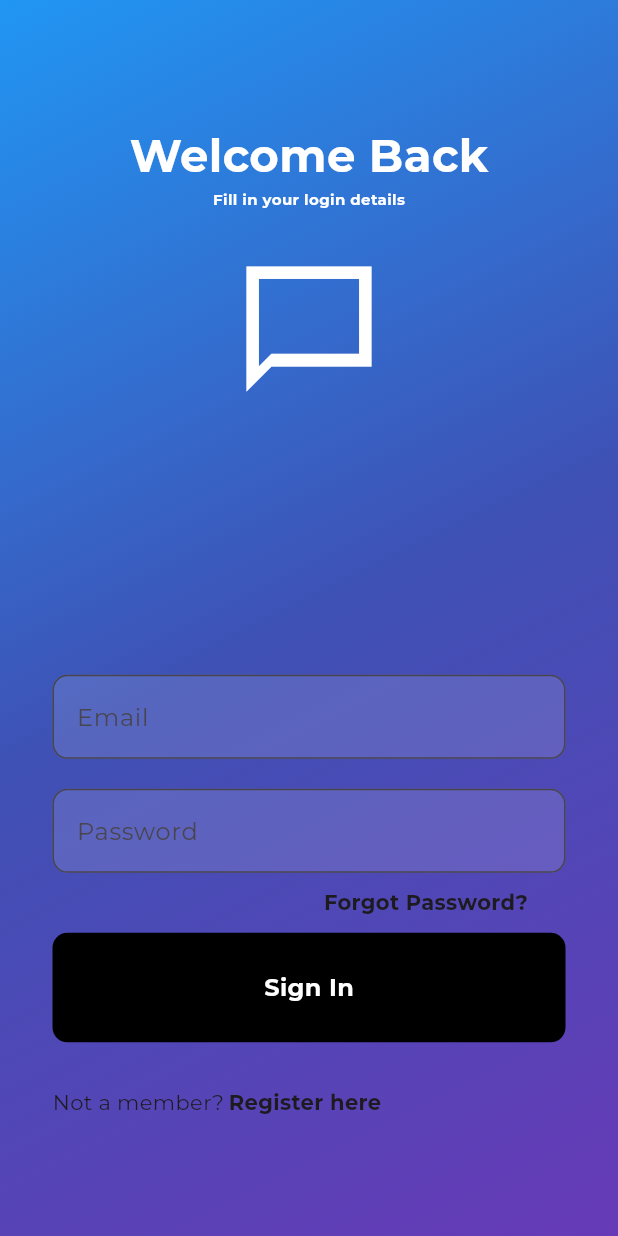
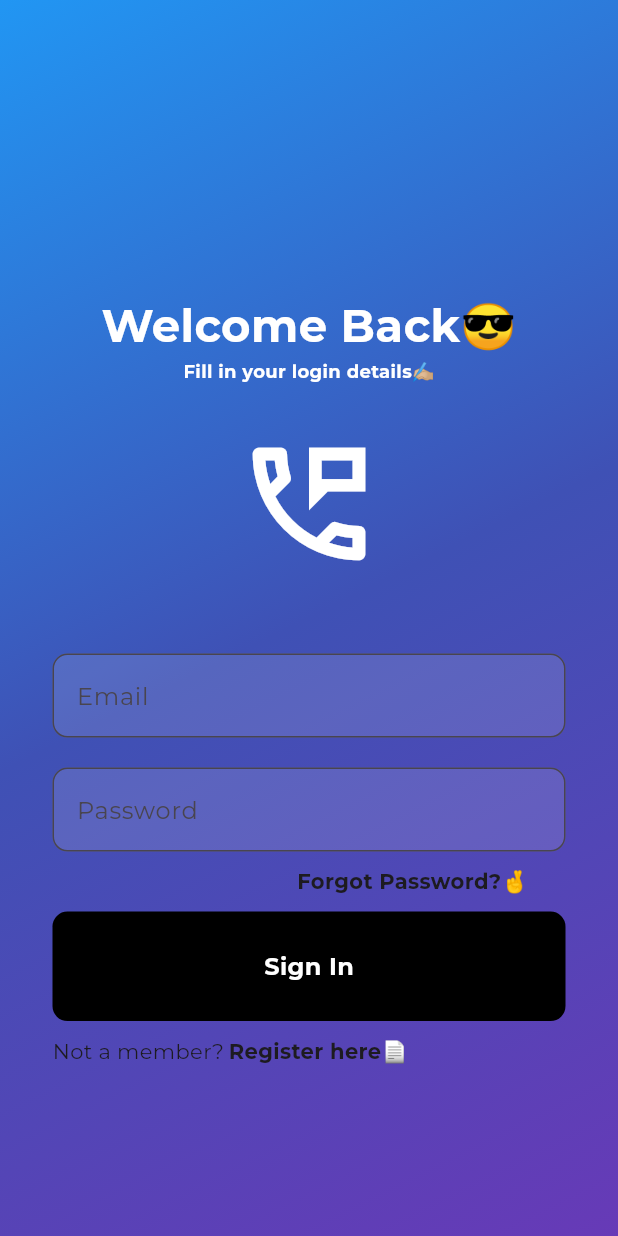
Before and after one commit to bhaviknetam/Chatter_myfirstapp, a Flutter app: the screen it shows after launch, on a phone screen of 412 x 824 dp. Run offline on Flutter 3.47's test engine with Material 3 defaults, Android fonts, the phone set to English and light mode, and no system bars; our stand-ins replace cloud_firestore, firebase_auth, firebase_core, google_fonts; accounts and stored records are empty.

Commit message:
Updated UI and automate

```diff
--- a/lib/ChatBubble.dart
+++ b/lib/ChatBubble.dart
@@ -19,6 +19,7 @@ class ChatBubble extends StatelessWidget {
           style: GoogleFonts.montserrat(
             fontSize: 16,
             color: Colors.white,
+            fontWeight: FontWeight.bold,
             decoration: TextDecoration.none,
           ),
         ));
--- a/lib/Forgot_pw.dart
+++ b/lib/Forgot_pw.dart
@@ -67,7 +67,7 @@ class _ForgotPasswordPageState extends State<ForgotPasswordPage> {
                 child: Column(
                   children: [
                     Text(
-                      'Reset Password',
+                      'Reset Password🤔',
                       style: GoogleFonts.montserrat(
                         fontSize: 30,
                         fontWeight: FontWeight.bold,
--- a/lib/autn_service.dart
+++ b/lib/autn_service.dart
@@ -20,13 +20,15 @@ class AuthService extends ChangeNotifier {
     }
   }
 
-  Future<UserCredential> signup(String email, String password) async {
+  Future<UserCredential> signup(
+      String email, String password, String username) async {
     try {
       UserCredential usercred = await firebaseauth
           .createUserWithEmailAndPassword(email: email, password: password);
       _firestore.collection('users').doc(usercred.user!.uid).set({
         'uid': usercred.user!.uid,
         'email': email,
+        'username': username,
       });
       return usercred;
     } on FirebaseAuthException catch (e) {
--- a/lib/chat.dart
+++ b/lib/chat.dart
@@ -7,7 +7,8 @@ class ChatService extends ChangeNotifier {
   final FirebaseAuth _firebaseAuth = FirebaseAuth.instance;
   final FirebaseFirestore _firestore = FirebaseFirestore.instance;
 
-  Future<void> sendMessage(String receiverId, String message) async {
+  Future<void> sendMessage(
+      String receiverId, String message, String username) async {
     final String currentId = _firebaseAuth.currentUser!.uid;
     final String currentEmail = _firebaseAuth.currentUser!.email.toString();
     final Timestamp timestamp = Timestamp.now();
@@ -16,6 +17,7 @@ class ChatService extends ChangeNotifier {
         senderId: currentId,
         senderEmail: currentEmail,
         receiverId: receiverId,
+        username: username,
         message: message,
         timestamp: timestamp);
 
--- a/lib/login.dart
+++ b/lib/login.dart
@@ -49,6 +49,12 @@ class _MyLoginState extends State<MyLogin> {
           colors: [Colors.blue, Colors.indigo, Colors.deepPurple],
         ),
       ),
+      child: Container(
+        padding: EdgeInsets.only(
+          top: MediaQuery.of(context).size.height * 0.1,
+          right: 35,
+          left: 35,
+        ),
         child: Scaffold(
           backgroundColor: Colors.transparent,
           body: Stack(
@@ -56,12 +62,10 @@ class _MyLoginState extends State<MyLogin> {
               Center(
                 child: Container(
                   color: Colors.transparent,
-                padding: EdgeInsets.only(
-                    top: MediaQuery.of(context).size.height * 0.1),
-                child: Column(
-                  children: [
+                  child: SingleChildScrollView(
+                    child: Column(children: [
                       Text(
-                      'Welcome Back',
+                        'Welcome Back😎',
                         style: GoogleFonts.montserrat(
                           fontSize: 30,
                           fontWeight: FontWeight.bold,
@@ -70,9 +74,9 @@ class _MyLoginState extends State<MyLogin> {
                         ),
                       ),
                       Text(
-                      'Fill in your login details',
+                        'Fill in your login details✍🏼',
                         style: GoogleFonts.montserrat(
-                        fontSize: 10,
+                          fontSize: 12,
                           fontWeight: FontWeight.bold,
                           color: Colors.white,
                           decoration: TextDecoration.none,
@@ -82,25 +86,13 @@ class _MyLoginState extends State<MyLogin> {
                         height: 30,
                       ),
                       const Icon(
-                      Icons.messenger_outline_sharp,
+                        Icons.perm_phone_msg_outlined,
                         size: 100,
                         color: Colors.white,
-                    )
-                  ],
                       ),
+                      const SizedBox(
+                        height: 50,
                       ),
-            ),
-            Center(
-              child: Container(
-                padding: EdgeInsets.only(
-                    top: MediaQuery.of(context).size.height * 0.4,
-                    right: 35,
-                    left: 35),
-                child: SingleChildScrollView(
-                  reverse: true,
-                  padding: EdgeInsets.only(
-                      top: MediaQuery.of(context).size.width * 0.1),
-                  child: Column(children: [
                       TextField(
                         controller: _emailController,
                         decoration: InputDecoration(
@@ -143,7 +135,7 @@ class _MyLoginState extends State<MyLogin> {
                                 }));
                               },
                               child: Text(
-                              'Forgot Password?',
+                                'Forgot Password?🤞',
                                 style: GoogleFonts.montserrat(
                                   fontWeight: FontWeight.bold,
                                 ),
@@ -156,7 +148,7 @@ class _MyLoginState extends State<MyLogin> {
                         height: 10,
                       ),
                       MyButton(onTap: signin, text: 'Sign In'),
-                    const SizedBox(height: 30),
+                      const SizedBox(height: 10),
                       Row(
                         children: [
                           Text(
@@ -167,7 +159,7 @@ class _MyLoginState extends State<MyLogin> {
                           GestureDetector(
                             onTap: widget.onTap,
                             child: Text(
-                            'Register here',
+                              'Register here📄',
                               style: GoogleFonts.montserrat(
                                 fontWeight: FontWeight.bold,
                               ),
@@ -178,8 +170,9 @@ class _MyLoginState extends State<MyLogin> {
                     ]),
                   ),
                 ),
-            )
+              ),
             ],
+          ),
         ),
       ),
     );
--- a/lib/main.dart
+++ b/lib/main.dart
@@ -3,7 +3,6 @@ import 'package:flutter/material.dart';
 import 'package:my_app/auth_gate.dart';
 import 'package:my_app/autn_service.dart';
 import 'package:provider/provider.dart';
-import 'package:rename/rename.dart';
 
 void main() async {
   WidgetsFlutterBinding.ensureInitialized();
--- a/lib/message.dart
+++ b/lib/message.dart
@@ -6,6 +6,7 @@ class Message {
   final String receiverId;
   final String message;
   final Timestamp timestamp;
+  final String username;
 
   Message({
     required this.senderId,
@@ -13,6 +14,7 @@ class Message {
     required this.receiverId,
     required this.message,
     required this.timestamp,
+    required this.username,
   });
 
   Map<String, dynamic> toMap() {
@@ -20,6 +22,7 @@ class Message {
       'senderId': senderId,
       'senderEmail': senderEmail,
       'receiverId': receiverId,
+      'username': username,
       'message': message,
       'timestamp': timestamp,
     };
```
Also changed, not shown: lib/ChatPage.dart (+49 -5 lines), lib/HomePage.dart (+17 -2 lines), lib/RegisterPage.dart (+37 -22 lines). Lines whose indentation alone changed are shown as unchanged.
